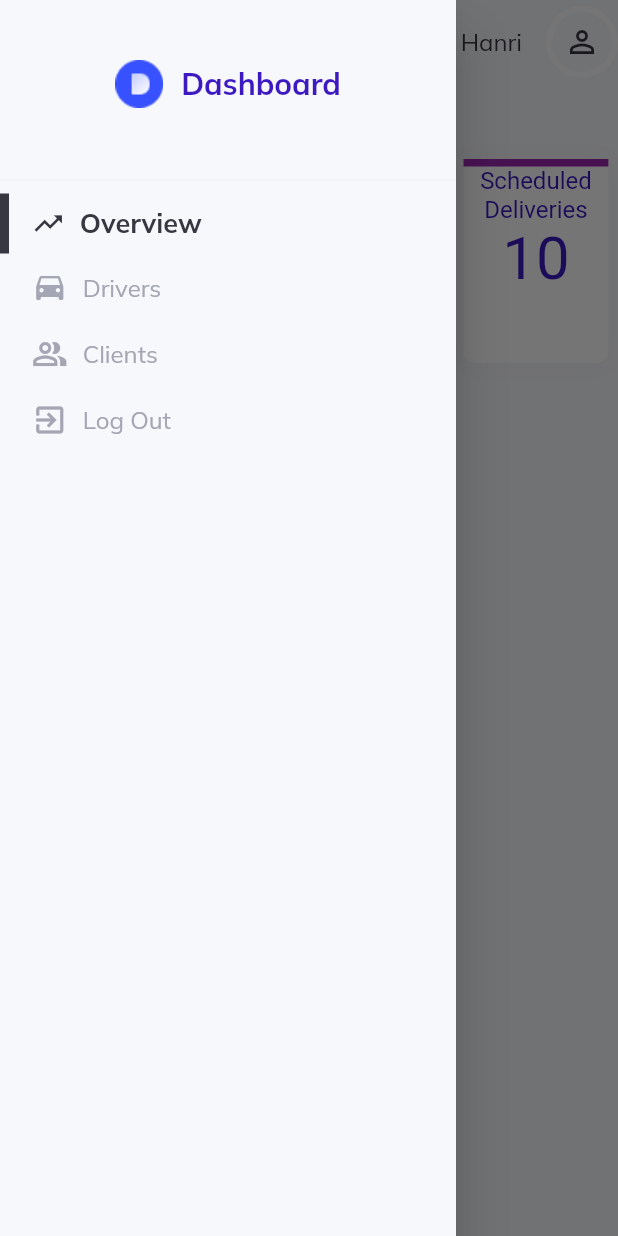
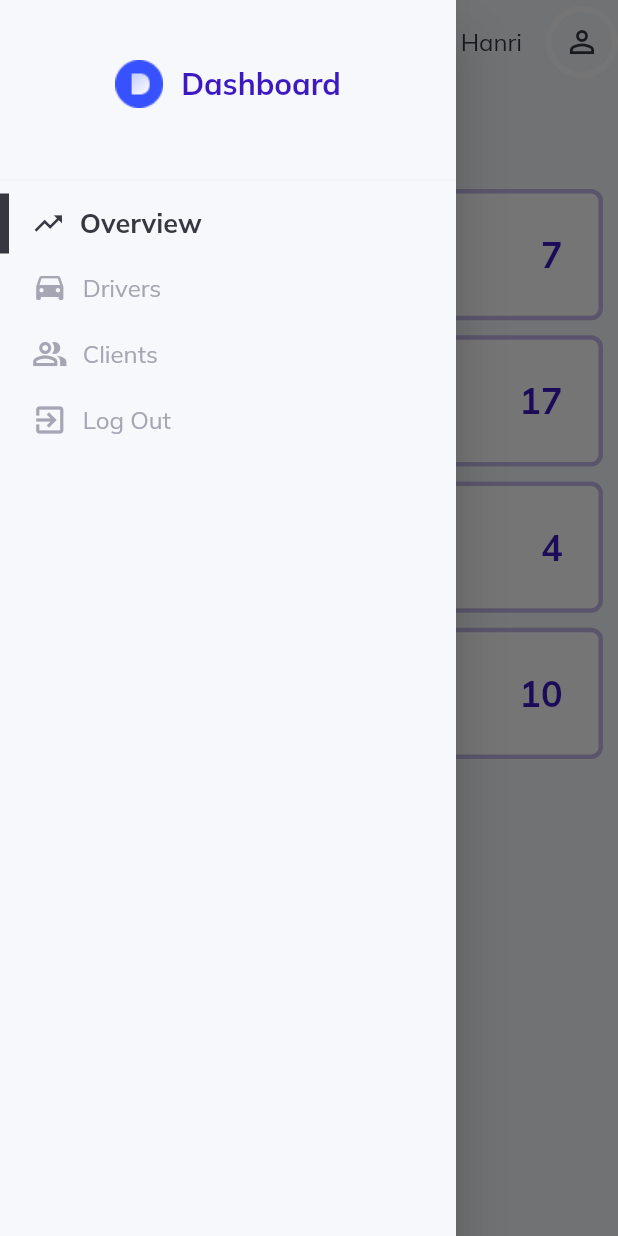
Before and after one commit to Hhanri/admin_panel_tutorial, a Flutter app: the screen it shows after launch, after a tap on the "menu" icon, on a phone screen of 412 x 824 dp. Run offline on Flutter 3.47's test engine with Material 2 defaults, Android fonts, the phone set to English and light mode, and no system bars; our stand-ins replace get, google_fonts.

Commit message:
added padding to returned pages by localNavigator, OverviewCardsSmallWidget and OverviewCardsMediumWidget, fixed InfoCard layout, Overview pages responsive,

```diff
--- a/lib/constants/theme.dart
+++ b/lib/constants/theme.dart
@@ -5,7 +5,6 @@ import 'package:google_fonts/google_fonts.dart';
 ThemeData theme({required BuildContext context}) => ThemeData(
   scaffoldBackgroundColor: light,
   appBarTheme: const AppBarTheme(
-    backgroundColor: Colors.white,
     elevation: 0),
   textTheme: GoogleFonts.mulishTextTheme(
     Theme.of(context).textTheme
--- a/lib/layout.dart
+++ b/lib/layout.dart
@@ -1,3 +1,4 @@
+import 'package:admin_panel_tutorial/constants/style.dart';
 import 'package:admin_panel_tutorial/helpers/responsiveness_widget.dart';
 import 'package:admin_panel_tutorial/widgets/app_bar_widget.dart';
 import 'package:admin_panel_tutorial/widgets/large_screen_widget.dart';
@@ -11,6 +12,7 @@ class SiteLayout extends StatelessWidget {
   Widget build(BuildContext context) {
     final GlobalKey<ScaffoldState> scaffoldKey = GlobalKey<ScaffoldState>();
     return Scaffold(
+      backgroundColor: light,
       extendBodyBehindAppBar: true,
       key: scaffoldKey,
       drawer: const Drawer(
--- a/lib/main.dart
+++ b/lib/main.dart
@@ -1,7 +1,6 @@
 import 'package:admin_panel_tutorial/constants/theme.dart';
 import 'package:admin_panel_tutorial/controllers/menu_controller.dart';
 import 'package:admin_panel_tutorial/controllers/navigation_controller.dart';
-import 'package:admin_panel_tutorial/helpers/local_navigator.dart';
 import 'package:admin_panel_tutorial/layout.dart';
 import 'package:flutter/material.dart';
 import 'package:get/get.dart';
--- a/lib/pages/overview/overview.dart
+++ b/lib/pages/overview/overview.dart
@@ -1,4 +1,7 @@
+import 'package:admin_panel_tutorial/helpers/responsiveness_widget.dart';
 import 'package:admin_panel_tutorial/pages/overview/widgets/overview_cards_large_widget.dart';
+import 'package:admin_panel_tutorial/pages/overview/widgets/overview_cards_medium_widget.dart';
+import 'package:admin_panel_tutorial/pages/overview/widgets/overview_cards_small_widget.dart';
 import 'package:admin_panel_tutorial/widgets/page_title_widget.dart';
 import 'package:flutter/material.dart';
 
@@ -14,8 +17,12 @@ class OverviewPage extends StatelessWidget {
         const SizedBox(height: 20),
         Expanded(
           child: Column(
-            children: const [
-              OverviewCardsLargeWidget(),
+            children: [
+              !ResponsivenessWidget.isSmallScreen(context)
+                  ? ResponsivenessWidget.isCustomScreen(context)
+                      ? const OverviewCardsMediumWidget()
+                      : const OverviewCardsLargeWidget()
+                  : const OverviewCardsSmallWidget()
             ],
           ),
         )
--- a/lib/pages/overview/widgets/info_card_small_widget.dart
+++ b/lib/pages/overview/widgets/info_card_small_widget.dart
@@ -27,7 +27,7 @@ class InfoCardSmallWidget extends StatelessWidget {
           decoration: BoxDecoration(
             color: Colors.white,
             borderRadius: BorderRadius.circular(8),
-            border: Border.all(color: isActive ? active : lightGrey, width: 3)
+            border: Border.all(color: isActive ? active.withOpacity(0.3) : lightGrey, width: 3)
           ),
           child: Row(
             mainAxisAlignment: MainAxisAlignment.spaceBetween,
--- a/lib/pages/overview/widgets/overview_cards_large_widget.dart
+++ b/lib/pages/overview/widgets/overview_cards_large_widget.dart
@@ -8,7 +8,7 @@ class OverviewCardsLargeWidget extends StatelessWidget {
   @override
   Widget build(BuildContext context) {
     double width = MediaQuery.of(context).size.width / 64;
-    List<Widget> cards = [];
+    List<Widget> cards = [SizedBox(width: width)];
     OverviewCardDataModel.mockData.forEach((item) {
       cards.add(InfoCardWidget(title: item.title, value: item.value, topColor: item.color, isActive: item.isActive, onTap: () {}));
       cards.add(SizedBox(width: width));
--- a/lib/pages/overview/widgets/overview_cards_small_widget.dart
+++ b/lib/pages/overview/widgets/overview_cards_small_widget.dart
@@ -0,0 +1,17 @@
+import 'package:admin_panel_tutorial/constants/data.dart';
+import 'package:admin_panel_tutorial/pages/overview/widgets/info_card_small_widget.dart';
+import 'package:flutter/material.dart';
+
+class OverviewCardsSmallWidget extends StatelessWidget {
+  const OverviewCardsSmallWidget({Key? key}) : super(key: key);
+
+  @override
+  Widget build(BuildContext context) {
+    List<Widget> cards = [const SizedBox(height: 10)];
+    OverviewCardDataModel.mockData.forEach((item) {
+      cards.add(InfoCardSmallWidget(title: item.title, value: item.value, topColor: item.color, isActive: item.isActive, onTap: () {}));
+      cards.add(const SizedBox(height: 10));
+    });
+    return SizedBox(height: 400, child: Column(children: cards));
+  }
+}
--- a/lib/routing/router.dart
+++ b/lib/routing/router.dart
@@ -1,3 +1,4 @@
+import 'package:admin_panel_tutorial/constants/style.dart';
 import 'package:admin_panel_tutorial/pages/authenticatiom/authentication.dart';
 import 'package:admin_panel_tutorial/pages/clients/clients.dart';
 import 'package:admin_panel_tutorial/pages/drivers/drivers.dart';
@@ -16,5 +17,7 @@ Route<dynamic> generateRoute(RouteSettings settings) {
 }
 
 PageRoute _getPageRoute(Widget child) {
-  return MaterialPageRoute(builder: (BuildContext context) => child);
+  return MaterialPageRoute(
+    builder: (BuildContext context) => Container(color: light, padding: const EdgeInsets.all(10), child: child)
+  );
 }
--- a/lib/widgets/page_title_widget.dart
+++ b/lib/widgets/page_title_widget.dart
@@ -12,7 +12,7 @@ class PageTitleWidget extends StatelessWidget {
     return Obx(() => Row(
       children: [
         Container(
-          margin: EdgeInsets.only(top: ResponsivenessWidget.isSmallScreen(context) ? 56 : 6),
+          margin: EdgeInsets.only(top: ResponsivenessWidget.isSmallScreen(context) ? 56 : 6, left: 20),
           child: CustomTextWidget(
             text: menuController.activeItem.value,
             size: 24,
```
Also changed, not shown: lib/pages/overview/widgets/info_card_widget.dart (+14 -5 lines), lib/pages/overview/widgets/overview_cards_medium_widget.dart (+34 -0 lines).
